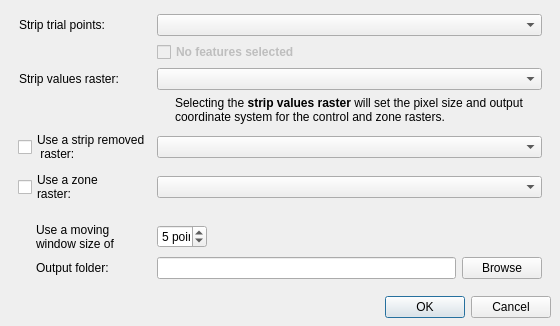
Qt form pat/gui/tTestAnalysis_dialog_base.ui (CSIRO-Precision-Agriculture/PAT_QGIS_Plugin) before a commit.
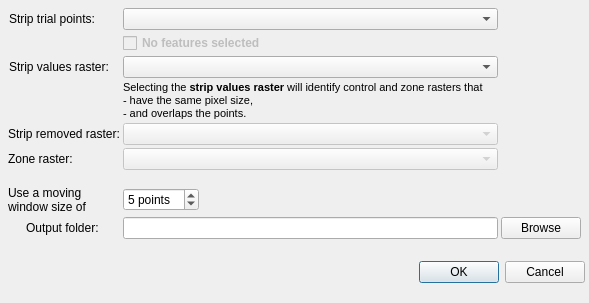
The same form after that commit. Custom widgets are drawn as their Qt base class.

Commit message: #43 2to3: T-test Analysis tool

The edit to the form file:
```diff
--- a/pat/gui/tTestAnalysis_dialog_base.ui
+++ b/pat/gui/tTestAnalysis_dialog_base.ui
@@ -9,8 +9,8 @@
    <rect>
     <x>0</x>
     <y>0</y>
-    <width>560</width>
-    <height>326</height>
+    <width>589</width>
+    <height>303</height>
    </rect>
   </property>
   <property name="sizePolicy">
@@ -48,41 +48,45 @@
   </property>
   <layout class="QFormLayout" name="formLayout_2">
    <property name="horizontalSpacing">
-    <number>6</number>
+    <number>3</number>
    </property>
    <property name="verticalSpacing">
-    <number>6</number>
+    <number>3</number>
    </property>
    <property name="leftMargin">
-    <number>9</number>
+    <number>4</number>
    </property>
    <property name="topMargin">
-    <number>5</number>
+    <number>4</number>
    </property>
    <property name="rightMargin">
-    <number>9</number>
+    <number>4</number>
    </property>
    <property name="bottomMargin">
-    <number>5</number>
+    <number>4</number>
    </property>
-   <item row="1" column="0" colspan="2">
-    <widget class="QDialogButtonBox" name="buttonBox">
-     <property name="sizePolicy">
-      <sizepolicy hsizetype="Preferred" vsizetype="MinimumExpanding">
-       <horstretch>0</horstretch>
-       <verstretch>0</verstretch>
-      </sizepolicy>
-     </property>
-     <property name="orientation">
-      <enum>Qt::Horizontal</enum>
-     </property>
-     <property name="standardButtons">
-      <set>QDialogButtonBox::Cancel|QDialogButtonBox::Ok</set>
-     </property>
-    </widget>
-   </item>
    <item row="0" column="0" colspan="2">
     <widget class="QFrame" name="fraMain">
+     <layout class="QFormLayout" name="formLayout">
+      <property name="horizontalSpacing">
+       <number>3</number>
+      </property>
+      <property name="verticalSpacing">
+       <number>3</number>
+      </property>
+      <property name="leftMargin">
+       <number>4</number>
+      </property>
+      <property name="topMargin">
+       <number>4</number>
+      </property>
+      <property name="rightMargin">
+       <number>4</number>
+      </property>
+      <property name="bottomMargin">
+       <number>4</number>
+      </property>
+      <item row="0" column="0" colspan="2">
      <layout class="QGridLayout" name="gridLayout">
       <item row="0" column="0">
        <widget class="QLabel" name="lblPointsLayer">
@@ -106,7 +110,7 @@
         </property>
        </widget>
       </item>
-      <item row="0" column="1" colspan="3">
+        <item row="0" column="1" colspan="2">
        <widget class="QgsMapLayerComboBox" name="mcboPointsLayer">
         <property name="enabled">
          <bool>true</bool>
@@ -123,9 +127,6 @@
           <height>20</height>
          </size>
         </property>
-        <property name="filters">
-         <set>QgsMapLayerProxyModel::PointLayer</set>
-        </property>
        </widget>
       </item>
       <item row="1" column="1" colspan="2">
@@ -184,7 +185,7 @@
         </property>
        </widget>
       </item>
-      <item row="2" column="1" colspan="3">
+        <item row="2" column="1" colspan="2">
        <widget class="QgsMapLayerComboBox" name="mcboRasterLayer">
         <property name="enabled">
          <bool>true</bool>
@@ -201,28 +202,9 @@
           <height>20</height>
          </size>
         </property>
-        <property name="filters">
-         <set>QgsMapLayerProxyModel::RasterLayer</set>
-        </property>
-       </widget>
-      </item>
-      <item row="3" column="0">
-       <spacer name="verticalSpacer_3">
-        <property name="orientation">
-         <enum>Qt::Vertical</enum>
-        </property>
-        <property name="sizeType">
-         <enum>QSizePolicy::Fixed</enum>
-        </property>
-        <property name="sizeHint" stdset="0">
-         <size>
-          <width>20</width>
-          <height>13</height>
-         </size>
-        </property>
-       </spacer>
-      </item>
-      <item row="3" column="1" colspan="3">
+         </widget>
+        </item>
+        <item row="3" column="1" colspan="2">
        <widget class="QLabel" name="lblLayerFilter">
         <property name="sizePolicy">
          <sizepolicy hsizetype="Preferred" vsizetype="Preferred">
@@ -243,28 +225,39 @@
          </size>
         </property>
         <property name="text">
-         <string>&lt;html&gt;&lt;head/&gt;&lt;body&gt;&lt;p&gt;Selecting the &lt;span style=&quot; font-weight:600;&quot;&gt;strip values raster&lt;/span&gt; will set the pixel size and output coordinate system for the control and zone rasters.&lt;/p&gt;&lt;/body&gt;&lt;/html&gt;</string>
+           <string>&lt;!DOCTYPE HTML PUBLIC &quot;-//W3C//DTD HTML 4.0//EN&quot; &quot;http://www.w3.org/TR/REC-html40/strict.dtd&quot;&gt;
+&lt;html&gt;&lt;head&gt;&lt;meta name=&quot;qrichtext&quot; content=&quot;1&quot; /&gt;&lt;style type=&quot;text/css&quot;&gt;
+p, li { white-space: pre-wrap; }
+&lt;/style&gt;&lt;/head&gt;&lt;body style=&quot; font-family:'MS Shell Dlg 2'; font-size:8pt; font-weight:400; font-style:normal;&quot;&gt;
+&lt;p style=&quot; margin-top:0px; margin-bottom:0px; margin-left:0px; margin-right:0px; -qt-block-indent:0; text-indent:0px;&quot;&gt;Selecting the&lt;span style=&quot; font-weight:600;&quot;&gt; strip values raster &lt;/span&gt;will identify control and zone rasters that&lt;/p&gt;
+&lt;p style=&quot; margin-top:0px; margin-bottom:0px; margin-left:0px; margin-right:0px; -qt-block-indent:0; text-indent:0px;&quot;&gt;- have the same pixel size,&lt;/p&gt;
+&lt;p style=&quot; margin-top:0px; margin-bottom:0px; margin-left:0px; margin-right:0px; -qt-block-indent:0; text-indent:0px;&quot;&gt;- and overlaps the points.&lt;/p&gt;&lt;/body&gt;&lt;/html&gt;</string>
         </property>
         <property name="wordWrap">
          <bool>true</bool>
         </property>
         <property name="indent">
-         <number>18</number>
+           <number>0</number>
         </property>
        </widget>
       </item>
       <item row="4" column="0">
-       <widget class="QCheckBox" name="chkCtrlRasterLayer">
+         <widget class="QLabel" name="lblCtrlRasterLayer">
+          <property name="sizePolicy">
+           <sizepolicy hsizetype="Minimum" vsizetype="Fixed">
+            <horstretch>0</horstretch>
+            <verstretch>0</verstretch>
+           </sizepolicy>
+          </property>
         <property name="text">
-         <string>Use a strip removed 
- raster:</string>
+           <string>Strip removed raster:</string>
         </property>
        </widget>
       </item>
-      <item row="4" column="1" colspan="3">
+        <item row="4" column="1" colspan="2">
        <widget class="QgsMapLayerComboBox" name="mcboCtrlRasterLayer">
         <property name="enabled">
-         <bool>true</bool>
+           <bool>false</bool>
         </property>
         <property name="sizePolicy">
          <sizepolicy hsizetype="MinimumExpanding" vsizetype="Fixed">
@@ -278,23 +271,25 @@
           <height>20</height>
          </size>
         </property>
-        <property name="filters">
-         <set>QgsMapLayerProxyModel::RasterLayer</set>
+          <property name="allowEmptyLayer">
+           <bool>true</bool>
+          </property>
+          <property name="showCrs">
+           <bool>true</bool>
         </property>
        </widget>
       </item>
       <item row="5" column="0">
-       <widget class="QCheckBox" name="chkZoneLayer">
+         <widget class="QLabel" name="lblZoneLayer">
         <property name="text">
-         <string>Use a zone
-raster:</string>
+           <string>Zone raster:</string>
         </property>
        </widget>
       </item>
-      <item row="5" column="1" colspan="3">
+        <item row="5" column="1" colspan="2">
        <widget class="QgsMapLayerComboBox" name="mcboZoneRasterLyr">
         <property name="enabled">
-         <bool>true</bool>
+           <bool>false</bool>
         </property>
         <property name="sizePolicy">
          <sizepolicy hsizetype="MinimumExpanding" vsizetype="Fixed">
@@ -308,8 +303,11 @@
           <height>20</height>
          </size>
         </property>
-        <property name="filters">
-         <set>QgsMapLayerProxyModel::RasterLayer</set>
+          <property name="allowEmptyLayer">
+           <bool>true</bool>
+          </property>
+          <property name="showCrs">
+           <bool>true</bool>
         </property>
        </widget>
       </item>
@@ -345,7 +343,7 @@
          <set>Qt::AlignLeading|Qt::AlignLeft|Qt::AlignVCenter</set>
         </property>
         <property name="indent">
-         <number>18</number>
+           <number>0</number>
         </property>
        </widget>
       </item>
@@ -448,6 +446,24 @@
        </widget>
       </item>
      </layout>
+      </item>
+     </layout>
+    </widget>
+   </item>
+   <item row="1" column="0" colspan="2">
+    <widget class="QDialogButtonBox" name="buttonBox">
+     <property name="sizePolicy">
+      <sizepolicy hsizetype="Preferred" vsizetype="MinimumExpanding">
+       <horstretch>0</horstretch>
+       <verstretch>0</verstretch>
+      </sizepolicy>
+     </property>
+     <property name="orientation">
+      <enum>Qt::Horizontal</enum>
+     </property>
+     <property name="standardButtons">
+      <set>QDialogButtonBox::Cancel|QDialogButtonBox::Ok</set>
+     </property>
     </widget>
    </item>
   </layout>
```
Lines whose indentation alone changed are shown as unchanged. The commit also changes 3 other files.
